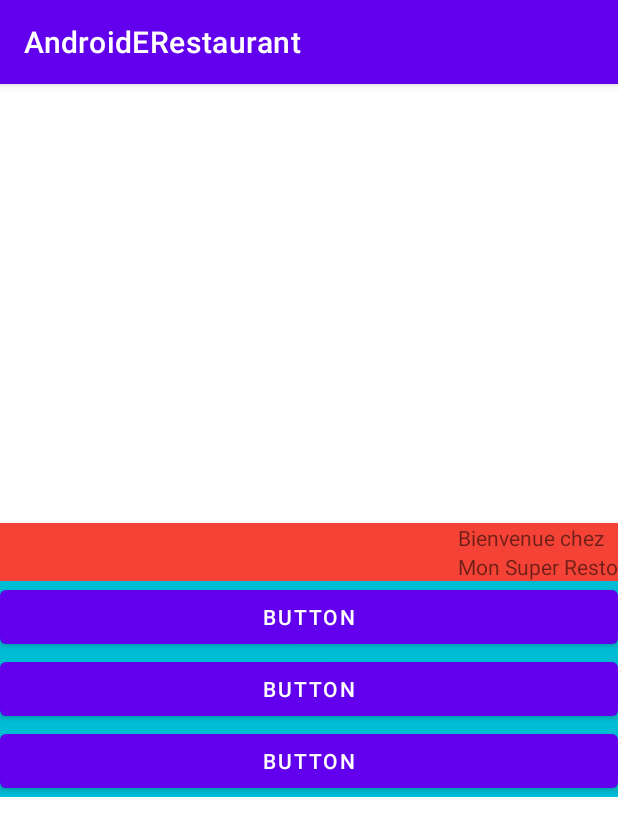
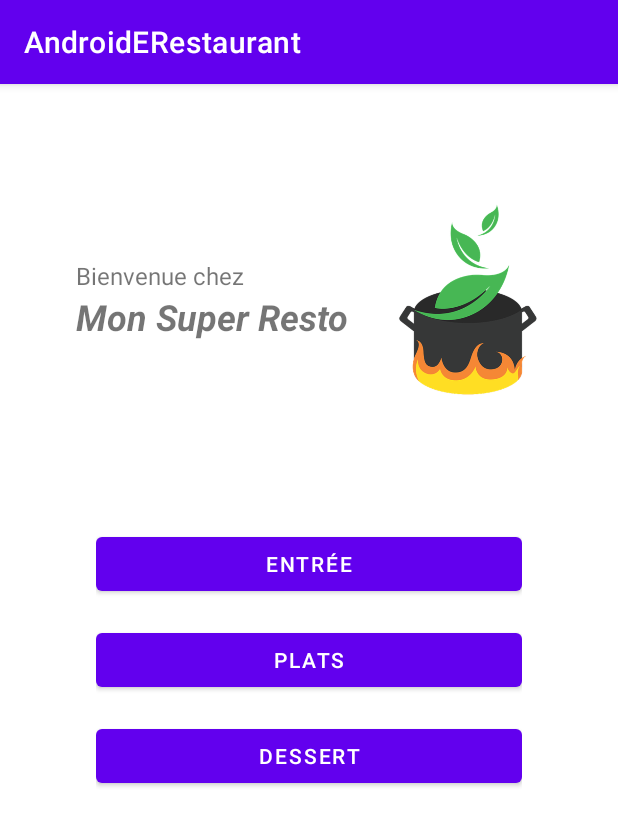
Before and after one commit to Qentah/AndroidERestaurant, an Android app: the screen it shows after launch (HomeActivity), on a phone screen of 412 x 824 dp. Shown: the top 836 px of the screen. Run offline under Robolectric (Android 15) with nearby library versions, the phone set to English and light mode, and no system bars.

Commit message:
new Layout

```diff
--- a/app/build.gradle
+++ b/app/build.gradle
@@ -32,7 +32,6 @@ android {
 }
 
 dependencies {
-
     implementation 'androidx.core:core-ktx:1.7.0'
     implementation 'androidx.appcompat:appcompat:1.4.1'
     implementation 'com.google.android.material:material:1.5.0'
--- a/app/src/main/java/fr/isen/henry/androiderestaurant/HomeActivity.kt
+++ b/app/src/main/java/fr/isen/henry/androiderestaurant/HomeActivity.kt
@@ -2,10 +2,31 @@ package fr.isen.henry.androiderestaurant
 
 import androidx.appcompat.app.AppCompatActivity
 import android.os.Bundle
+import android.widget.Button
+import android.widget.Toast
 
 class HomeActivity : AppCompatActivity() {
     override fun onCreate(savedInstanceState: Bundle?) {
         super.onCreate(savedInstanceState)
         setContentView(R.layout.activity_home)
+
+        val button = findViewById<Button>(R.id.button)
+        val button2 = findViewById<Button>(R.id.button2)
+        val button3 = findViewById<Button>(R.id.button3)
+
+        button.setOnClickListener {
+            displayToast(button.text)
+        }
+        button2.setOnClickListener {
+            displayToast(button2.text)
+        }
+        button3.setOnClickListener {
+            displayToast(button3.text)
+        }
+
+    }
+
+    private fun displayToast(text: CharSequence){
+        Toast.makeText(this@HomeActivity, text, Toast.LENGTH_SHORT).show()
     }
 }
--- /dev/null
+++ b/app/src/main/res/drawable/empty_tall_divider.xml
@@ -0,0 +1,7 @@
+<?xml version="1.0" encoding="utf-8"?>
+
+<shape xmlns:android="http://schemas.android.com/apk/res/android">
+    <size
+        android:height="@dimen/space_items"
+        android:width="0dp"/>
+</shape>
--- a/app/src/main/res/layout/activity_home.xml
+++ b/app/src/main/res/layout/activity_home.xml
@@ -7,52 +7,39 @@
     android:layout_height="match_parent"
     tools:context=".HomeActivity">
 
-    <androidx.constraintlayout.widget.ConstraintLayout
-        android:id="@+id/VerticalCenterMenu"
+    <LinearLayout
+        android:id="@+id/Hero"
         android:layout_width="match_parent"
         android:layout_height="wrap_content"
-        app:layout_constraintBottom_toBottomOf="parent"
+        android:layout_marginTop="64dp"
+        android:gravity="center"
+        android:orientation="horizontal"
+        android:padding="@dimen/default_padding"
         app:layout_constraintEnd_toEndOf="parent"
         app:layout_constraintStart_toStartOf="parent"
         app:layout_constraintTop_toTopOf="parent">
 
         <LinearLayout
-            android:id="@+id/Menu"
-            android:layout_width="match_parent"
-            android:layout_height="match_parent"
-            android:baselineAligned="false"
-            android:orientation="vertical"
-            app:flow_horizontalAlign="end">
-
-            <LinearLayout
-                android:id="@+id/Hero"
-                android:layout_width="match_parent"
-                android:layout_height="wrap_content"
-                android:background="#F44336"
-                android:orientation="horizontal">
-
-                <Space
-                    android:layout_width="0dp"
-                    android:layout_height="wrap_content"
-                    android:layout_weight="1" />
-
-                <LinearLayout
             android:id="@+id/HeroTextGroup"
             android:layout_width="wrap_content"
             android:layout_height="wrap_content"
-                    android:orientation="vertical">
+            android:orientation="vertical"
+            android:padding="@dimen/default_padding">
 
             <TextView
                 android:id="@+id/WelcomeText"
                 android:layout_width="match_parent"
                 android:layout_height="wrap_content"
-                        android:text="Bienvenue chez" />
+                android:text="@string/welcometext"
+                android:textSize="16sp" />
 
             <TextView
                 android:id="@+id/NameText"
                 android:layout_width="match_parent"
                 android:layout_height="wrap_content"
-                        android:text="Mon Super Resto" />
+                android:text="@string/restoname"
+                android:textSize="24sp"
+                android:textStyle="bold|italic" />
         </LinearLayout>
 
         <FrameLayout
@@ -61,10 +48,12 @@
 
             <ImageView
                 android:id="@+id/HeroImg"
-                        android:layout_width="wrap_content"
-                        android:layout_height="wrap_content"
-                        android:contentDescription="Logo of Restaurant"
-                        tools:src="@tools:sample/avatars" />
+                android:layout_width="128dp"
+                android:layout_height="128dp"
+                android:contentDescription="@string/attrlogo"
+                tools:ignore="ImageContrastCheck,ImageContrastCheck"
+                tools:src="@drawable/logo"
+                app:srcCompat="@drawable/logo"/>
         </FrameLayout>
 
     </LinearLayout>
@@ -73,29 +62,35 @@
         android:id="@+id/ButtonGroup"
         android:layout_width="match_parent"
         android:layout_height="wrap_content"
-                android:background="#00BCD4"
-                android:orientation="vertical">
+        android:divider="@drawable/empty_tall_divider"
+        android:orientation="vertical"
+        android:padding="64dp"
+        android:showDividers="middle"
+        app:layout_constraintBottom_toBottomOf="parent"
+        app:layout_constraintEnd_toEndOf="parent"
+        app:layout_constraintStart_toStartOf="parent"
+        app:layout_constraintTop_toTopOf="parent">
 
         <Button
-                    android:id="@+id/button9"
+            android:id="@+id/button"
             android:layout_width="match_parent"
-                    android:layout_height="wrap_content"
-                    android:text="Button" />
+            android:layout_height="0dp"
+            android:layout_weight="1"
+            android:text="@string/bt1text" />
 
         <Button
-                    android:id="@+id/button8"
+            android:id="@+id/button2"
             android:layout_width="match_parent"
-                    android:layout_height="wrap_content"
-                    android:text="Button" />
+            android:layout_height="0dp"
+            android:layout_weight="1"
+            android:text="@string/bt2text" />
 
         <Button
-                    android:id="@+id/button7"
+            android:id="@+id/button3"
             android:layout_width="match_parent"
-                    android:layout_height="wrap_content"
-                    android:text="Button" />
+            android:layout_height="0dp"
+            android:layout_weight="1"
+            android:text="@string/bt3text" />
     </LinearLayout>
 
-        </LinearLayout>
 </androidx.constraintlayout.widget.ConstraintLayout>
-
-</androidx.constraintlayout.widget.ConstraintLayout>
--- a/app/src/main/res/values/dimens.xml
+++ b/app/src/main/res/values/dimens.xml
@@ -1,4 +1,5 @@
 <?xml version="1.0" encoding="utf-8"?>
 <resources>
-    <dimen name="defaultpadding">16dp</dimen>
+    <dimen name="default_padding">16dp</dimen>
+    <dimen name="space_items">16dp</dimen>
 </resources>
--- a/app/src/main/res/values/strings.xml
+++ b/app/src/main/res/values/strings.xml
@@ -1,4 +1,10 @@
 <resources>
     <string name="app_name">AndroidERestaurant</string>
     <string name="author">Quentin HENRY</string>
+    <string name="bt1text">Entrée</string>
+    <string name="bt2text">Plats</string>
+    <string name="bt3text">Dessert</string>
+    <string name="welcometext">Bienvenue chez</string>
+    <string name="restoname">Mon Super Resto</string>
+    <string name="attrlogo">Logo of Restaurant</string>
 </resources>
```
Also changed, not shown: app/src/main/res/drawable/logo.png (added). Lines whose indentation alone changed are shown as unchanged.
